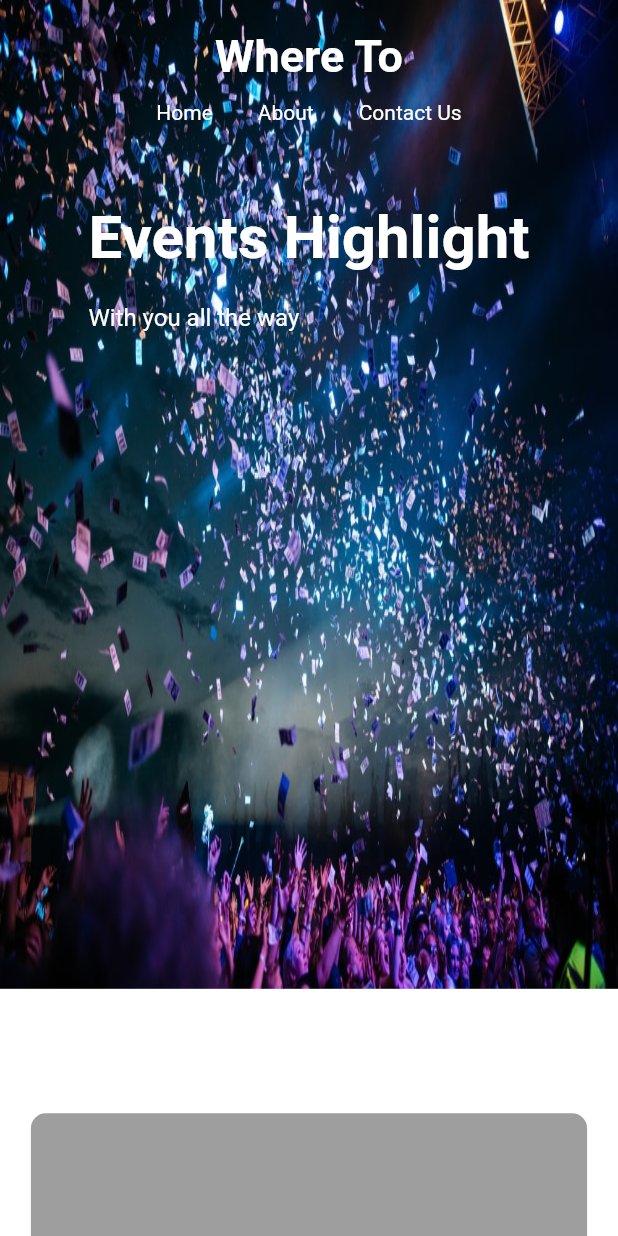
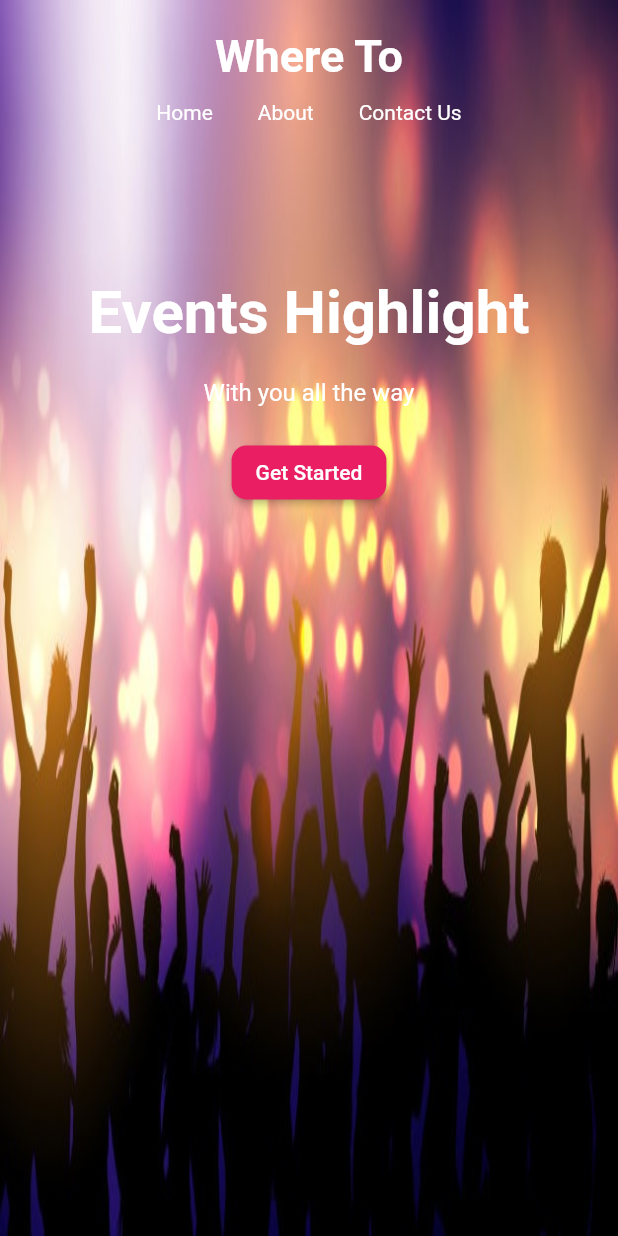
Before and after one commit to Anthony-10/where_to, a Flutter app: the screen it shows after launch, on a phone screen of 412 x 824 dp. Run offline on Flutter 3.47's test engine with Material 2 defaults, Android fonts, the phone set to English and light mode, and no system bars.

Commit message:
1.updated landing_page.dart, nav_bar.dart, about_page.dart, home_page.dart

```diff
--- a/lib/about_page/about_page.dart
+++ b/lib/about_page/about_page.dart
@@ -13,15 +13,14 @@ class _AboutPageState extends State<AboutPage> {
     return Container(
       height: MediaQuery.of(context).size.height,
       width: MediaQuery.of(context).size.width,
-      decoration: BoxDecoration(color: Colors.white
-          /*gradient: LinearGradient(
+      decoration: BoxDecoration(
+          gradient: LinearGradient(
               begin: Alignment.centerLeft,
               end: Alignment.centerRight,
               colors: [
             Color.fromRGBO(12, 6, 45, 1.0),
             Color.fromRGBO(23, 8, 33, 1.0)
-          ])*/
-          ),
+          ])),
       child: Column(
         children: [
           Padding(
@@ -38,7 +37,7 @@ class _AboutPageState extends State<AboutPage> {
             height: MediaQuery.of(context).size.height * 0.8,
             width: MediaQuery.of(context).size.width * 0.9,
             decoration: BoxDecoration(
-                borderRadius: BorderRadius.circular(10), color: Colors.grey
+                borderRadius: BorderRadius.circular(10), color: Colors.white
                 /*gradient: LinearGradient(
                     begin: Alignment.centerLeft,
                     end: Alignment.centerRight,
--- a/lib/home_page/home_page.dart
+++ b/lib/home_page/home_page.dart
@@ -14,12 +14,12 @@ class _HomePageState extends State<HomePage> {
   @override
   Widget build(BuildContext context) {
     return Container(
-      height: MediaQuery.of(context).size.height * 0.8,
+      height: MediaQuery.of(context).size.height,
       decoration: BoxDecoration(
           image: DecorationImage(
         fit: BoxFit.fill,
         image: AssetImage(
-          'assets/photo-1.jpg',
+          'assets/party.jpg',
         ),
       )),
       child: Column(
--- a/lib/home_page/landing_page/landing_page.dart
+++ b/lib/home_page/landing_page/landing_page.dart
@@ -3,9 +3,12 @@ import 'package:flutter/material.dart';
 class LandingPage extends StatelessWidget {
   List<Widget> pageChildren() {
     return <Widget>[
-      Container(
+      Padding(
+        padding: const EdgeInsets.only(top: 50.0),
+        child: Container(
           child: Column(
-          crossAxisAlignment: CrossAxisAlignment.start,
+            mainAxisAlignment: MainAxisAlignment.start,
+            //crossAxisAlignment: CrossAxisAlignment.start,
             children: [
               Text(
                 'Events Highlight',
@@ -20,8 +23,18 @@ class LandingPage extends StatelessWidget {
                   'With you all the way',
                   style: TextStyle(fontSize: 16.0, color: Colors.white),
                 ),
-            )
+              ),
+              MaterialButton(
+                  color: Colors.pink,
+                  shape: RoundedRectangleBorder(
+                      borderRadius: BorderRadius.all(Radius.circular(10.0))),
+                  child: Text(
+                    'Get Started',
+                    style: TextStyle(color: Colors.white),
+                  ),
+                  onPressed: () {}),
             ],
+          ),
         ),
       ),
       /*Image.asset(
--- a/lib/home_page/nav_bar/nav_bar.dart
+++ b/lib/home_page/nav_bar/nav_bar.dart
@@ -35,7 +35,8 @@ class DesktopNavbar extends StatelessWidget {
                   color: Colors.white,
                   fontSize: 30),
             ),
-            Row(
+            IntrinsicHeight(
+              child: Row(
                 children: [
                   Text(
                     'Home',
@@ -56,18 +57,23 @@ class DesktopNavbar extends StatelessWidget {
                     style: TextStyle(color: Colors.white),
                   ),
                   SizedBox(
-                  width: 30,
+                    width: 50,
                   ),
-                MaterialButton(
-                    color: Colors.pink,
-                    shape: RoundedRectangleBorder(
-                        borderRadius: BorderRadius.all(Radius.circular(20.0))),
-                    child: Text(
-                      'Get Started',
+                  Text(
+                    'Register',
                     style: TextStyle(color: Colors.white),
                   ),
-                    onPressed: () {})
+                  VerticalDivider(
+                    color: Colors.white,
+                    thickness: 1,
+                    width: 20,
+                  ),
+                  Text(
+                    'Login',
+                    style: TextStyle(color: Colors.white),
+                  )
                 ],
+              ),
             )
           ],
         ),
@@ -100,23 +106,29 @@ class MobileNavBar extends StatelessWidget {
               child: Row(
                 mainAxisAlignment: MainAxisAlignment.center,
                 children: [
-                  Text(
+                  GestureDetector(
+                    child: Text(
                       'Home',
                       style: TextStyle(color: Colors.white),
+                    ),
                   ),
                   SizedBox(
                     width: 30,
                   ),
-                  Text(
+                  GestureDetector(
+                    child: Text(
                       'About',
                       style: TextStyle(color: Colors.white),
+                    ),
                   ),
                   SizedBox(
                     width: 30,
                   ),
-                  Text(
+                  GestureDetector(
+                    child: Text(
                       'Contact Us',
                       style: TextStyle(color: Colors.white),
+                    ),
                   ),
                 ],
               ),
```
Also changed, not shown: assets/photo-2.jpg (added). Lines whose indentation alone changed are shown as unchanged.
